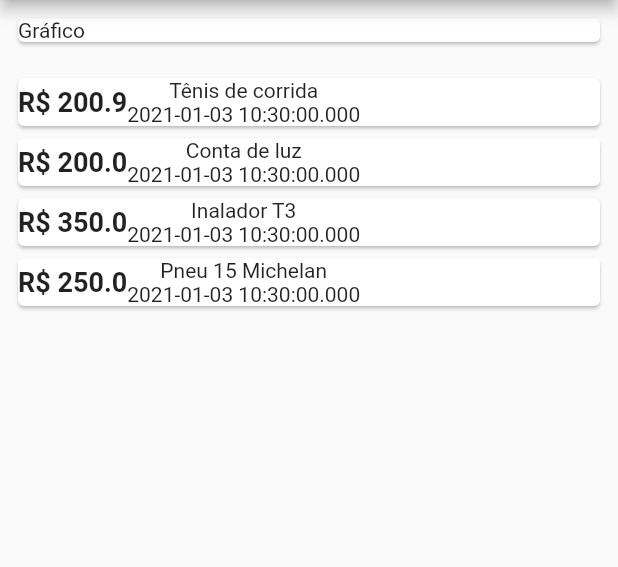
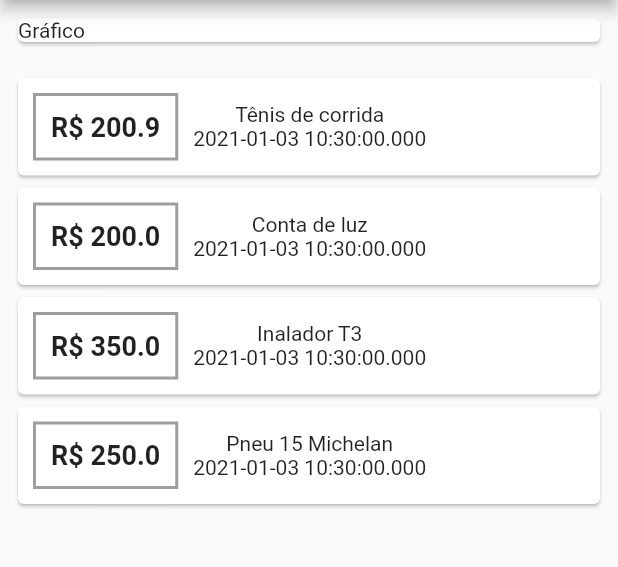
Before and after one commit to BSTK/app_expenses, a Flutter app: the screen it shows after launch, on a phone screen of 412 x 824 dp, the part 84-651 px from its top. Run offline on Flutter 3.47's test engine with Material 2 defaults, Android fonts, the phone set to English and light mode, and no system bars.

Commit message:
main - Estilizando container de preço

```diff
--- a/lib/home/homepage.dart
+++ b/lib/home/homepage.dart
@@ -86,6 +86,14 @@ class _HomePageState extends State<HomePage> {
           child: Row(
             children: [
               Container(
+                  margin: EdgeInsets.all(10.0),
+                  padding: EdgeInsets.all(10.0),
+                  decoration: BoxDecoration(
+                    border: Border.all(
+                      color: Colors.black38,
+                      width: 2
+                    )
+                  ),
                   child: Text(
                     'R\$ ${ transacao.valor }',
                     style: TextStyle(
```
